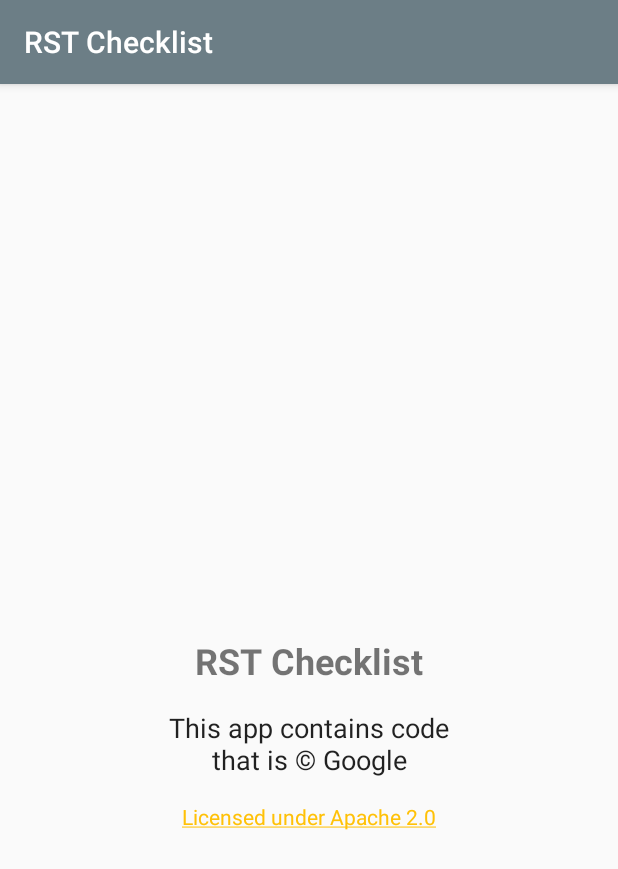
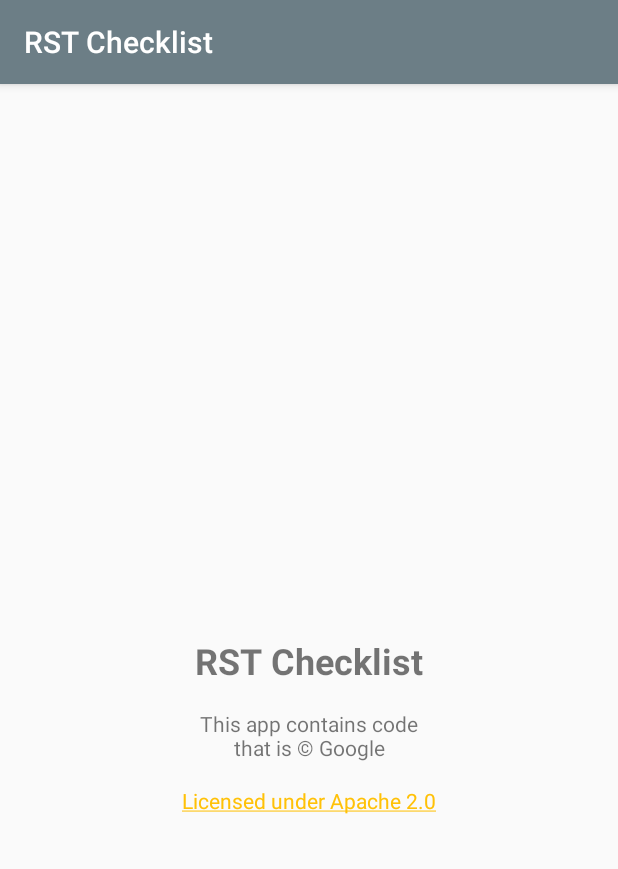
Before and after one commit to g11x/checklistapp, an Android app: the AboutActivity screen opened directly, with no data from a screen before it, on a phone screen of 412 x 824 dp. Shown: the top 869 px of the screen. Run offline under Robolectric (Android 15) with nearby library versions, the phone set to English and light mode, and no system bars.

Commit message:
improve a11y of copyright notice

```diff
--- a/app/src/main/java/com/g11x/checklistapp/AboutActivity.java
+++ b/app/src/main/java/com/g11x/checklistapp/AboutActivity.java
@@ -30,9 +30,6 @@ public class AboutActivity extends AppCompatActivity {
     super.onCreate(savedInstanceState);
     setContentView(R.layout.activity_about);
 
-    EditText copyText = (EditText) findViewById(R.id.all_code_copy_google);
-    copyText.setKeyListener(null);
-
     TextView licenseText = (TextView) findViewById(R.id.apache_license_link);
     licenseText.setMovementMethod(LinkMovementMethod.getInstance());
   }
--- a/app/src/main/res/layout/activity_about.xml
+++ b/app/src/main/res/layout/activity_about.xml
@@ -37,10 +37,9 @@
       app:layout_constraintRight_toRightOf="@+id/activity_about"
       app:layout_constraintBottom_toBottomOf="@+id/activity_about"/>
 
-  <EditText
+  <TextView
       android:layout_width="wrap_content"
       android:layout_height="wrap_content"
-      android:inputType="textMultiLine"
       android:ems="10"
       android:id="@+id/all_code_copy_google"
       android:text="@string/about_text"
```
